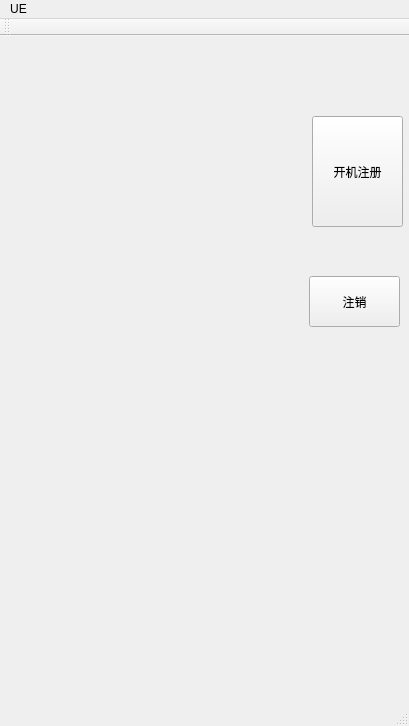
First picture: the form in mainwindow.ui, repository Wzing0421/UE, before the edit.
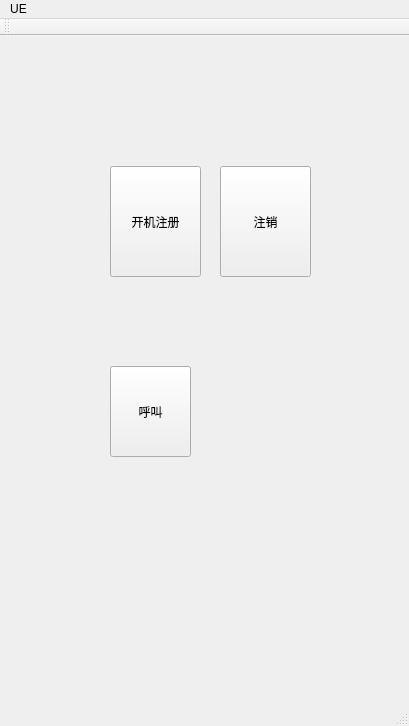
Second picture: the form after the edit.

Commit message: call state init

```diff
--- a/mainwindow.ui
+++ b/mainwindow.ui
@@ -17,8 +17,8 @@
    <widget class="QPushButton" name="start">
     <property name="geometry">
      <rect>
-      <x>312</x>
-      <y>80</y>
+      <x>110</x>
+      <y>130</y>
       <width>91</width>
       <height>111</height>
      </rect>
@@ -30,16 +30,29 @@
    <widget class="QPushButton" name="DeReigster">
     <property name="geometry">
      <rect>
-      <x>309</x>
-      <y>240</y>
+      <x>220</x>
+      <y>130</y>
       <width>91</width>
-      <height>51</height>
+      <height>111</height>
      </rect>
     </property>
     <property name="text">
      <string>注销</string>
     </property>
    </widget>
+   <widget class="QPushButton" name="call">
+    <property name="geometry">
+     <rect>
+      <x>110</x>
+      <y>330</y>
+      <width>81</width>
+      <height>91</height>
+     </rect>
+    </property>
+    <property name="text">
+     <string>呼叫</string>
+    </property>
+   </widget>
   </widget>
   <widget class="QMenuBar" name="menuBar">
    <property name="geometry">
```
The commit also changes 2 other files.
